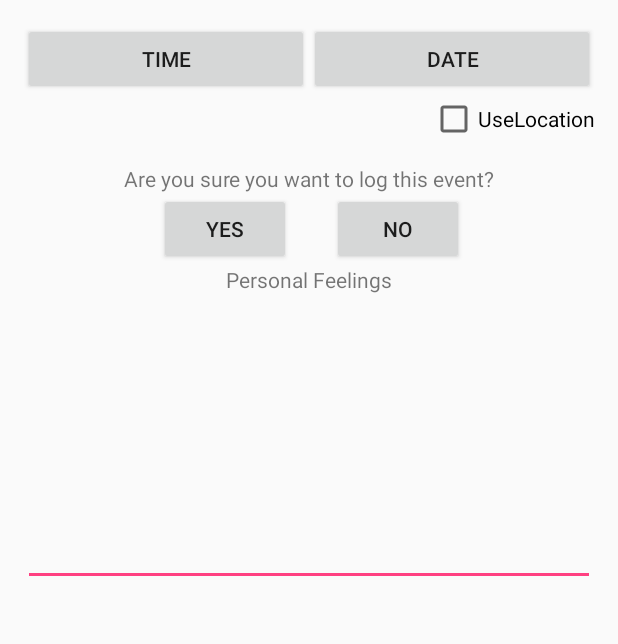
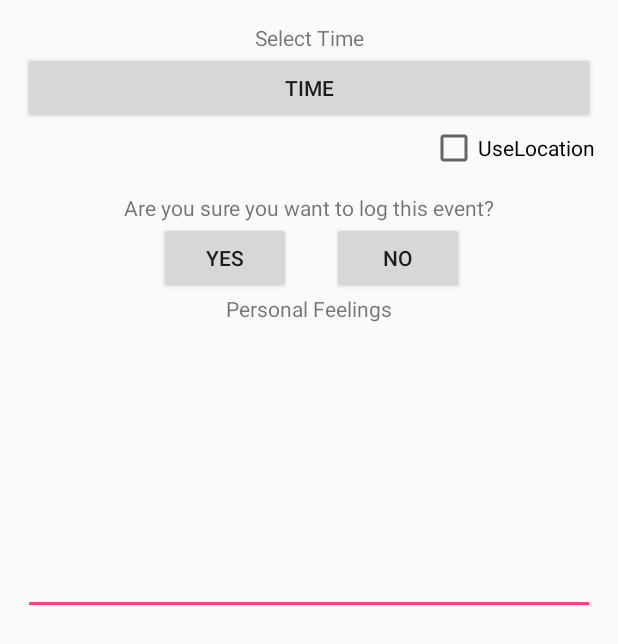
Before and after one commit to dakotahm/MentalHealthManager, an Android app: the layout fragment_log_options_dialog.xml on its own in the app's theme, with its tools: preview values and no code run, on a phone screen of 412 x 824 dp. Shown: the top 644 px of the screen. Run offline under Robolectric (Android 15) with nearby library versions, the phone set to English and light mode, and no system bars; network calls fail.

Commit message:
bug fixes

```diff
--- a/app/src/main/res/layout/fragment_log_options_dialog.xml
+++ b/app/src/main/res/layout/fragment_log_options_dialog.xml
@@ -6,23 +6,20 @@
     android:padding="15dp"
     android:orientation="vertical">
 
-    <LinearLayout
-        android:orientation="horizontal"
+
+    <TextView
         android:layout_width="match_parent"
         android:layout_height="wrap_content"
-        android:weightSum="2">
+        android:text="Select Time"
+        android:textAlignment="center"/>
+
         <Button
+            android:id="@+id/TimeSelectButton"
             android:layout_width="match_parent"
             android:layout_height="wrap_content"
-            android:text="Time"
-            android:layout_weight="1"/>
+            android:text="Time" />
 
-        <Button
-            android:layout_width="match_parent"
-            android:layout_height="wrap_content"
-            android:text="Date"
-            android:layout_weight="1"/>
-    </LinearLayout>
+
 
 
     <RelativeLayout
```
Also changed, not shown: app/src/main/java/com/boson/dakotahmoore/mentalhealthmanager/DataCollectActivity.java (+4 -4 lines), app/src/main/java/com/boson/dakotahmoore/mentalhealthmanager/LogOptionsDialog.java (+70 -12 lines), app/src/main/java/com/boson/dakotahmoore/mentalhealthmanager/addMeasurable.java (+16 -9 lines), app/src/main/res/layout/activity_add_measurable.xml (+7 -7 lines).
